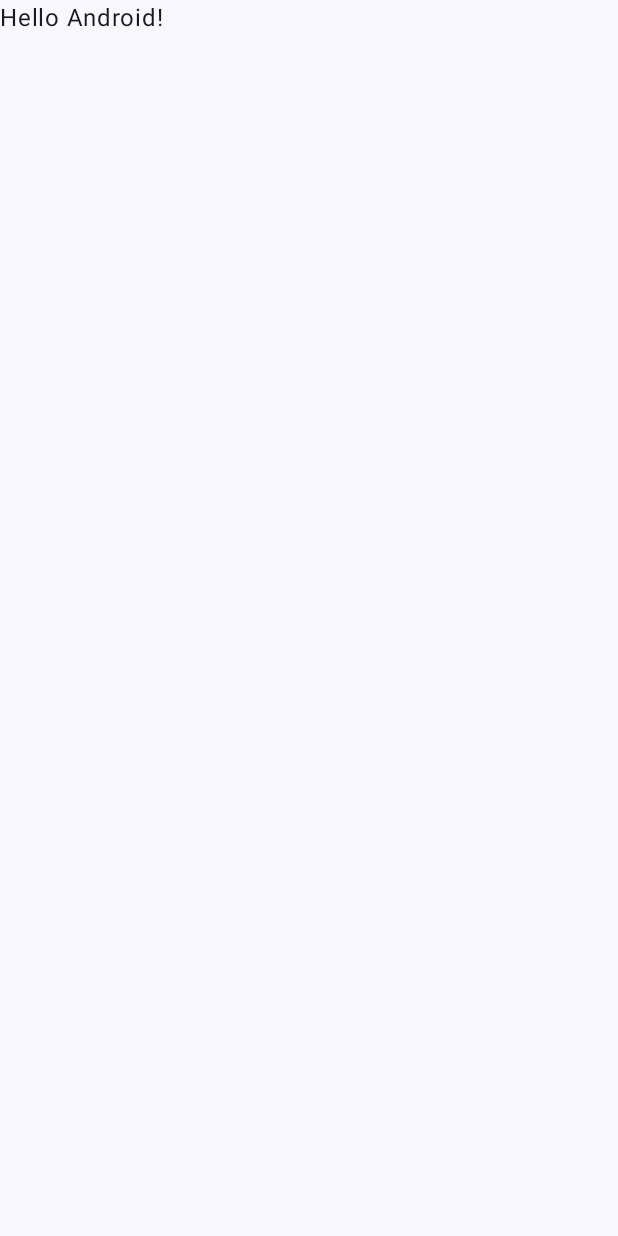
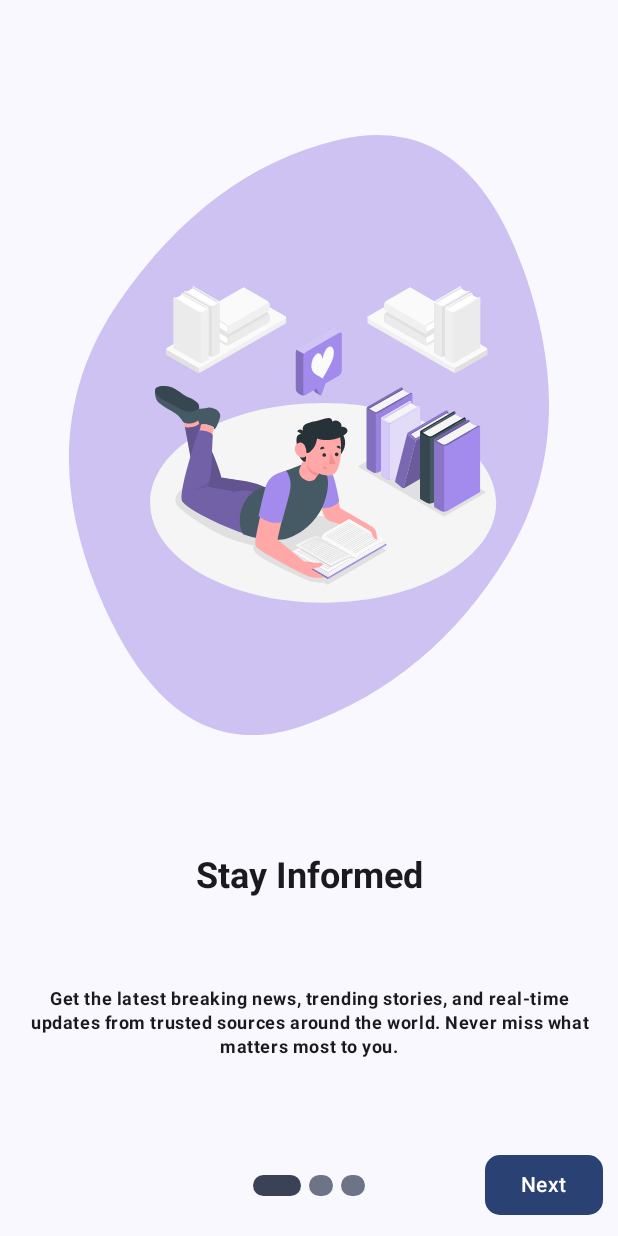
Before and after one commit to hangsopheak/news-app-demo-android, an Android app built with Jetpack Compose: the screen it shows after launch (MainActivity), on a phone screen of 412 x 824 dp. Before the commit the screen is almost empty. Run offline under Robolectric (Android 15) with nearby library versions, the phone set to English and light mode, and no system bars.

Commit message:
jetpack compose demo - e4

```diff
--- a/app/build.gradle.kts
+++ b/app/build.gradle.kts
@@ -41,6 +41,8 @@ android {
 
 dependencies {
 
+    implementation("androidx.compose.material:material-icons-extended:1.7.8")
+    implementation("io.coil-kt:coil-compose:2.2.2")
     implementation(libs.androidx.core.ktx)
     implementation(libs.androidx.lifecycle.runtime.ktx)
     implementation(libs.androidx.activity.compose)
--- a/app/src/main/AndroidManifest.xml
+++ b/app/src/main/AndroidManifest.xml
@@ -1,6 +1,7 @@
 <?xml version="1.0" encoding="utf-8"?>
 <manifest xmlns:android="http://schemas.android.com/apk/res/android"
     xmlns:tools="http://schemas.android.com/tools">
+    <uses-permission android:name="android.permission.INTERNET" />
 
     <application
         android:allowBackup="true"
--- a/app/src/main/java/com/rupp/news_app_demo_android/MainActivity.kt
+++ b/app/src/main/java/com/rupp/news_app_demo_android/MainActivity.kt
@@ -5,25 +5,47 @@ import androidx.activity.ComponentActivity
 import androidx.activity.compose.setContent
 import androidx.activity.enableEdgeToEdge
 import androidx.compose.foundation.layout.fillMaxSize
-import androidx.compose.foundation.layout.padding
-import androidx.compose.material3.Scaffold
+import androidx.compose.material3.MaterialTheme
+import androidx.compose.material3.Surface
 import androidx.compose.material3.Text
 import androidx.compose.runtime.Composable
+import androidx.compose.runtime.getValue
+import androidx.compose.runtime.mutableStateOf
+import androidx.compose.runtime.remember
+import androidx.compose.runtime.setValue
 import androidx.compose.ui.Modifier
 import androidx.compose.ui.tooling.preview.Preview
+import com.rupp.news_app_demo_android.ui.main.MainScreen
+import com.rupp.news_app_demo_android.ui.onboarding.OnboardingScreen
 import com.rupp.news_app_demo_android.ui.theme.NewsappdemoandroidTheme
+import com.rupp.news_app_demo_android.utils.OnboardingUtil
 
 class MainActivity : ComponentActivity() {
+    private val onboardingUtil by lazy { OnboardingUtil(this) }
+
     override fun onCreate(savedInstanceState: Bundle?) {
         super.onCreate(savedInstanceState)
         enableEdgeToEdge()
         setContent {
+            var isOnboardingCompleted by remember {
+                mutableStateOf(onboardingUtil.isOnboardingCompleted())
+            }
+
             NewsappdemoandroidTheme {
-                Scaffold(modifier = Modifier.fillMaxSize()) { innerPadding ->
-                    Greeting(
-                        name = "Android",
-                        modifier = Modifier.padding(innerPadding)
-                    )
+                Surface(
+                    modifier = Modifier.fillMaxSize(),
+                    color = MaterialTheme.colorScheme.background
+                ) {
+                    if (isOnboardingCompleted) {
+                        MainScreen()
+                    } else {
+                        OnboardingScreen(
+                            onFinished = {
+                                onboardingUtil.setOnboardingCompleted()
+                                isOnboardingCompleted = true
+                            }
+                        )
+                    }
                 }
             }
         }
--- /dev/null
+++ b/app/src/main/java/com/rupp/news_app_demo_android/data/OnboardingSectionData.kt
@@ -0,0 +1,38 @@
+package com.rupp.news_app_demo_android.data
+
+import com.rupp.news_app_demo_android.R
+import com.rupp.news_app_demo_android.model.OnboardingSection
+
+object OnboardingSectionData {
+    fun getMainOnboardingSections(): List<OnboardingSection> = listOf(
+        // =============================================================================
+        // SECTION 1: Stay Informed & Updated
+        // =============================================================================
+        OnboardingSection(
+            title = "Stay Informed",
+            subtitle = "Breaking News at Your Fingertips",
+            description = "Get the latest breaking news, trending stories, and real-time updates from trusted sources around the world. Never miss what matters most to you.",
+            imageRes = R.drawable.onboarding_section1
+        ),
+
+        // =============================================================================
+        // SECTION 2: Personalized Experience
+        // =============================================================================
+        OnboardingSection(
+            title = "Your News, Your Way",
+            subtitle = "Personalized Content Just for You",
+            description = "Choose from multiple categories like Technology, Sports, Business, Entertainment, and Health. Get news recommendations tailored to your interests and reading habits.",
+            imageRes = R.drawable.onboarding_section2
+        ),
+
+        // =============================================================================
+        // SECTION 3: Save & Share
+        // =============================================================================
+        OnboardingSection(
+            title = "Save & Share",
+            subtitle = "Bookmark and Connect",
+            description = "Bookmark your favorite articles to read later, even offline. Share interesting stories with friends and family across all your social platforms with just one tap.",
+            imageRes = R.drawable.onboarding_section3
+        )
+    )
+}
--- /dev/null
+++ b/app/src/main/java/com/rupp/news_app_demo_android/model/OnboardingSection.kt
@@ -0,0 +1,8 @@
+package com.rupp.news_app_demo_android.model
+
+data class OnboardingSection(
+    val title: String,
+    val subtitle: String,
+    val description: String,
+    val imageRes: Int
+)
--- /dev/null
+++ b/app/src/main/java/com/rupp/news_app_demo_android/ui/onboarding/OnboardingButton.kt
@@ -0,0 +1,56 @@
+package com.rupp.news_app_demo_android.ui.onboarding
+
+import androidx.compose.foundation.shape.RoundedCornerShape
+import androidx.compose.material3.Button
+import androidx.compose.material3.ButtonDefaults
+import androidx.compose.material3.MaterialTheme
+import androidx.compose.material3.Text
+import androidx.compose.runtime.Composable
+import androidx.compose.ui.graphics.Color
+import androidx.compose.ui.text.TextStyle
+import androidx.compose.ui.tooling.preview.Preview
+import androidx.compose.ui.unit.dp
+import androidx.compose.ui.unit.sp
+
+@Composable
+fun OnboardingButton(
+    text: String = "Next",
+    backgroundColor: Color = MaterialTheme.colorScheme.primary,
+    textColor: Color = MaterialTheme.colorScheme.onPrimary,
+    textStyle: TextStyle = MaterialTheme.typography.titleMedium,
+    fontSize : Int = 14,
+    onClick: () -> Unit
+){
+    Button(onClick = onClick, colors = ButtonDefaults.buttonColors(
+        containerColor = backgroundColor,contentColor = textColor),
+        shape = RoundedCornerShape(10.dp),
+    )
+    {
+        Text(text = text, style = textStyle, fontSize = fontSize.sp)
+    }
+}
+
+
+@Preview(showBackground = true)
+@Composable
+fun NextButton(){
+    OnboardingButton(text = "Next")
+    {
+
+    }
+}
+
+@Preview(showBackground = true)
+@Composable
+fun BackButton(){
+    OnboardingButton(text = "Back",
+        backgroundColor = Color.Transparent,
+        textColor = Color.Gray,
+        textStyle = MaterialTheme.typography.bodySmall,
+        fontSize = 13
+
+    )
+    {
+
+    }
+}
--- /dev/null
+++ b/app/src/main/java/com/rupp/news_app_demo_android/ui/onboarding/OnboardingIndicator.kt
@@ -0,0 +1,42 @@
+package com.rupp.news_app_demo_android.ui.onboarding
+
+import androidx.compose.foundation.background
+import androidx.compose.foundation.layout.Arrangement
+import androidx.compose.foundation.layout.Box
+import androidx.compose.foundation.layout.Row
+import androidx.compose.foundation.layout.Spacer
+import androidx.compose.foundation.layout.height
+import androidx.compose.foundation.layout.size
+import androidx.compose.foundation.layout.width
+import androidx.compose.foundation.shape.RoundedCornerShape
+import androidx.compose.material3.MaterialTheme
+import androidx.compose.runtime.Composable
+import androidx.compose.ui.Modifier
+import androidx.compose.ui.draw.clip
+import androidx.compose.ui.tooling.preview.Preview
+import androidx.compose.ui.unit.dp
+
+@Composable
+fun OnboardingIndicator(pageSize: Int,
+                        currentPage: Int,
+                        modifier: Modifier = Modifier,
+) {
+    Row (horizontalArrangement = Arrangement.SpaceBetween, modifier = modifier){
+        repeat(pageSize){
+            Spacer(modifier = Modifier.size(2.5.dp))
+            Box(modifier = Modifier.height(14.dp)
+                .width(width = if(it == currentPage) 32.dp else 16.dp)
+                .clip(RoundedCornerShape(10.dp))
+                .background(
+                    color = if(it == currentPage) MaterialTheme.colorScheme.secondary else MaterialTheme.colorScheme.secondaryContainer
+                ))
+            Spacer(modifier = Modifier.size(2.5.dp))
+        }
+    }
+}
+
+@Composable
+@Preview(showBackground = true)
+fun OnboardingIndicatorPreview(){
+    OnboardingIndicator(3,1)
+}
--- /dev/null
+++ b/app/src/main/java/com/rupp/news_app_demo_android/ui/onboarding/OnboardingScreen.kt
@@ -0,0 +1,99 @@
+package com.rupp.news_app_demo_android.ui.onboarding
+
+import androidx.compose.foundation.layout.Arrangement
+import androidx.compose.foundation.layout.Box
+import androidx.compose.foundation.layout.Column
+import androidx.compose.foundation.layout.Row
+import androidx.compose.foundation.layout.fillMaxWidth
+import androidx.compose.foundation.layout.padding
+import androidx.compose.foundation.pager.HorizontalPager
+import androidx.compose.foundation.pager.rememberPagerState
+import androidx.compose.material3.MaterialTheme
+import androidx.compose.material3.Scaffold
+import androidx.compose.material3.pulltorefresh.PullToRefreshDefaults.Indicator
+import androidx.compose.runtime.Composable
+import androidx.compose.runtime.derivedStateOf
+import androidx.compose.runtime.remember
+import androidx.compose.runtime.rememberCoroutineScope
+import androidx.compose.ui.Alignment
+import androidx.compose.ui.Modifier
+import androidx.compose.ui.graphics.Color
+import androidx.compose.ui.tooling.preview.Preview
+import androidx.compose.ui.unit.dp
+import com.rupp.news_app_demo_android.data.OnboardingSectionData
+import com.rupp.news_app_demo_android.ui.theme.NewsappdemoandroidTheme
+import kotlinx.coroutines.launch
+
+@Composable
+fun OnboardingScreen(onFinished : () -> Unit){
+    val pages = OnboardingSectionData.getMainOnboardingSections()
+    val pagerState = rememberPagerState(initialPage = 0, pageCount = { pages.size })
+
+    val buttonState = remember {
+        derivedStateOf {
+            when (pagerState.currentPage) {
+                0 -> listOf("", "Next")
+                1 -> listOf("Back", "Next")
+                2 -> listOf("Back", "Start")
+                else -> listOf("", "")
+            }
+        }
+    }
+
+    val scope = rememberCoroutineScope()
+
+    NewsappdemoandroidTheme {
+        Scaffold(
+            content = {
+                Column(Modifier.padding(it)) {
+                    HorizontalPager(state = pagerState) { page ->
+                        OnboardingSection(pages[page])
+                    }
+                }
+            },
+            bottomBar = {
+                Row (modifier = Modifier.padding(10.dp, 10.dp).fillMaxWidth(),
+                    horizontalArrangement = Arrangement.SpaceBetween, verticalAlignment = Alignment.CenterVertically){
+                    Box(modifier = Modifier.weight(1f), contentAlignment = Alignment.CenterStart){
+                        if (buttonState.value[0].isNotEmpty()) {
+                            OnboardingButton(
+                                text = buttonState.value[0],
+                                backgroundColor = Color.Transparent,
+                                textColor = Color.Gray
+                            ) {
+                                scope.launch {
+                                    if (pagerState.currentPage > 0) {
+                                        pagerState.animateScrollToPage(pagerState.currentPage - 1)
+                                    }
+                                }
+                            }
+                        }
+                    }
+                    OnboardingIndicator(pageSize = pages.size, currentPage = pagerState.currentPage)
+                    Box(modifier = Modifier.weight(1f), contentAlignment = Alignment.CenterEnd){
+                        OnboardingButton(text = buttonState.value[1],
+                            backgroundColor = MaterialTheme.colorScheme.primary,
+                            textColor = MaterialTheme.colorScheme.onPrimary
+                        ) {
+                            scope.launch {
+                                if (pagerState.currentPage < pages.size - 1) {
+                                    pagerState.animateScrollToPage(pagerState.currentPage + 1)
+                                } else {
+                                    onFinished()
+                                }
+                            }
+                        }
+                    }
+                }
+            }
+        )
+    }
+}
+
+@Composable
+@Preview(showBackground = true)
+fun OnboardingScreenPreview(){
+    OnboardingScreen {
+
+    }
+}
--- /dev/null
+++ b/app/src/main/java/com/rupp/news_app_demo_android/ui/onboarding/OnboardingSection.kt
@@ -0,0 +1,78 @@
+package com.rupp.news_app_demo_android.ui.onboarding
+
+import androidx.compose.foundation.Image
+import androidx.compose.foundation.layout.Column
+import androidx.compose.foundation.layout.Spacer
+import androidx.compose.foundation.layout.fillMaxWidth
+import androidx.compose.foundation.layout.padding
+import androidx.compose.foundation.layout.size
+import androidx.compose.material3.MaterialTheme
+import androidx.compose.material3.Text
+import androidx.compose.runtime.Composable
+import androidx.compose.ui.Alignment
+import androidx.compose.ui.Modifier
+import androidx.compose.ui.res.painterResource
+import androidx.compose.ui.text.font.FontWeight
+import androidx.compose.ui.text.style.TextAlign
+import androidx.compose.ui.tooling.preview.Preview
+import androidx.compose.ui.unit.dp
+import com.rupp.news_app_demo_android.data.OnboardingSectionData
+import com.rupp.news_app_demo_android.model.OnboardingSection
+
+
+@Composable
+fun OnboardingSection(onboardingSection: OnboardingSection){
+    Column(modifier = Modifier.fillMaxWidth()){
+        Spacer(modifier = Modifier.size(90.dp))
+        Image(painter = painterResource(id = onboardingSection.imageRes),
+            contentDescription = null,
+            modifier = Modifier
+                .fillMaxWidth()
+                .padding(20.dp, 0.dp),
+            alignment = Alignment.Center
+        )
+
+        Spacer(modifier = Modifier.size(80.dp))
+
+        Text(
+            text = onboardingSection.title,
+            fontWeight = FontWeight.Bold,
+            style = MaterialTheme.typography.titleLarge,
+            color = MaterialTheme.colorScheme.onBackground,
+            textAlign = TextAlign.Center,
+            maxLines = 1,
+            modifier = Modifier.fillMaxWidth()
+        )
+
+        Spacer(modifier = Modifier.size(60.dp))
+
+        Text(
+            text = onboardingSection.description,
+            fontWeight = FontWeight.Bold,
+            style = MaterialTheme.typography.bodySmall,
+            color = MaterialTheme.colorScheme.onSurface,
+            textAlign = TextAlign.Center,
+            modifier = Modifier.fillMaxWidth().padding(15.dp, 0.dp)
+        )
+
+        Spacer(modifier = Modifier.size(50.dp))
+    }
+}
+
+@Composable
+@Preview(showBackground = true)
+fun OnboardingSectionPreview(){
+    OnboardingSection(OnboardingSectionData.getMainOnboardingSections()[0])
+}
+
+@Composable
+@Preview(showBackground = true)
+fun OnboardingSectionPreview2(){
+    OnboardingSection(OnboardingSectionData.getMainOnboardingSections()[1])
+}
+
+@Composable
+@Preview(showBackground = true)
+fun OnboardingSectionPreview3(){
+    OnboardingSection(OnboardingSectionData.getMainOnboardingSections()[2])
+}
--- a/app/src/main/java/com/rupp/news_app_demo_android/ui/theme/Color.kt
+++ b/app/src/main/java/com/rupp/news_app_demo_android/ui/theme/Color.kt
@@ -9,3 +9,10 @@ val Pink80 = Color(0xFFEFB8C8)
 val Purple40 = Color(0xFF6650a4)
 val PurpleGrey40 = Color(0xFF625b71)
 val Pink40 = Color(0xFF7D5260)
+
+val Primary = Purple80
+val OnPrimary = Color.White
+val Background = Color.White
+val onBackground = Color.Black
+val Surface = Color.White
+val OnSurface = Color(0xFF333333)
--- a/app/src/main/java/com/rupp/news_app_demo_android/ui/theme/Theme.kt
+++ b/app/src/main/java/com/rupp/news_app_demo_android/ui/theme/Theme.kt
@@ -18,20 +18,14 @@ private val DarkColorScheme = darkColorScheme(
 )
 
 private val LightColorScheme = lightColorScheme(
-    primary = Purple40,
-    secondary = PurpleGrey40,
-    tertiary = Pink40
+    primary = Primary,
+    onPrimary = OnPrimary,
+    background = Background,
+    onBackground = onBackground,
+    surface = Surface,
+    onSurface = OnSurface
+)
 
-    /* Other default colors to override
-    background = Color(0xFFFFFBFE),
-    surface = Color(0xFFFFFBFE),
-    onPrimary = Color.White,
-    onSecondary = Color.White,
-    onTertiary = Color.White,
-    onBackground = Color(0xFF1C1B1F),
-    onSurface = Color(0xFF1C1B1F),
-    */
-)
 
 @Composable
 fun NewsappdemoandroidTheme(
--- a/app/src/main/java/com/rupp/news_app_demo_android/ui/theme/Type.kt
+++ b/app/src/main/java/com/rupp/news_app_demo_android/ui/theme/Type.kt
@@ -14,21 +14,19 @@ val Typography = Typography(
         fontSize = 16.sp,
         lineHeight = 24.sp,
         letterSpacing = 0.5.sp
-    )
-    /* Other default text styles to override
+    ),
     titleLarge = TextStyle(
         fontFamily = FontFamily.Default,
-        fontWeight = FontWeight.Normal,
-        fontSize = 22.sp,
-        lineHeight = 28.sp,
+        fontWeight = FontWeight.Bold,
+        fontSize = 24.sp,
+        lineHeight = 32.sp,
         letterSpacing = 0.sp
     ),
-    labelSmall = TextStyle(
+    headlineMedium = TextStyle(
         fontFamily = FontFamily.Default,
-        fontWeight = FontWeight.Medium,
-        fontSize = 11.sp,
-        lineHeight = 16.sp,
-        letterSpacing = 0.5.sp
+        fontWeight = FontWeight.Bold,
+        fontSize = 28.sp,
+        lineHeight = 36.sp,
+        letterSpacing = 0.sp
     )
-    */
 )
```
Also changed, not shown: app/src/main/java/com/rupp/news_app_demo_android/ui/home/HomeArticleItems.kt (added, +141 -0 lines), app/src/main/java/com/rupp/news_app_demo_android/ui/home/HomeScreenContent.kt (added, +52 -0 lines), app/src/main/java/com/rupp/news_app_demo_android/ui/home/SectionTitleBar.kt (added, +50 -0 lines), app/src/main/java/com/rupp/news_app_demo_android/ui/main/MainScreen.kt (added, +98 -0 lines).
